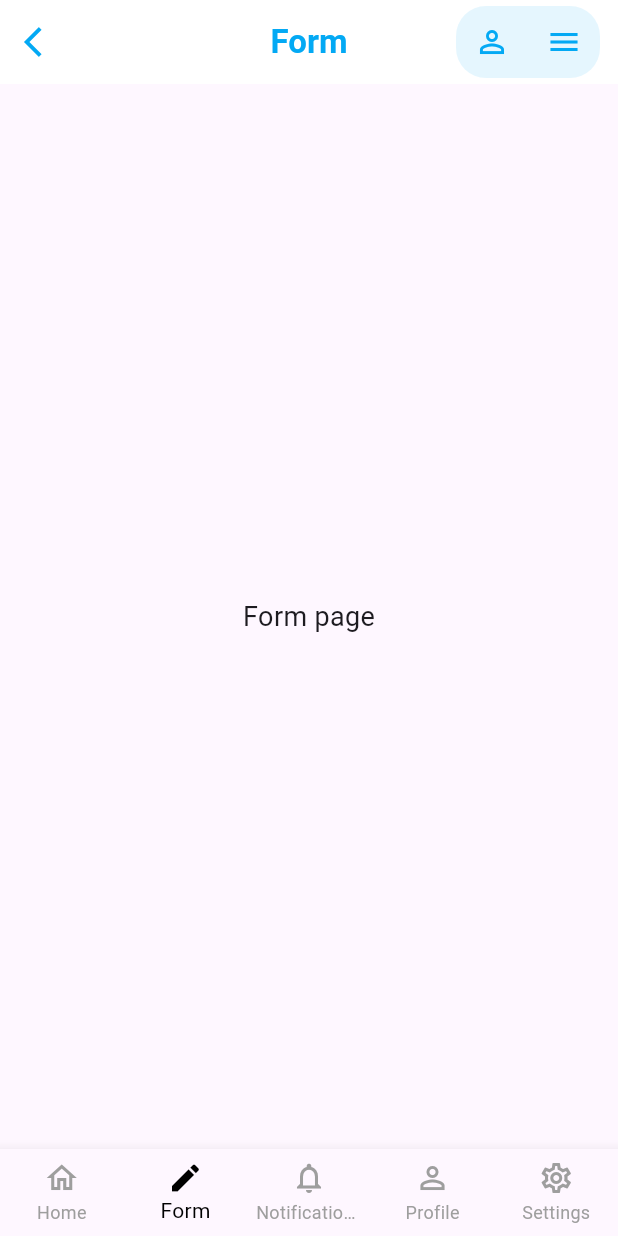
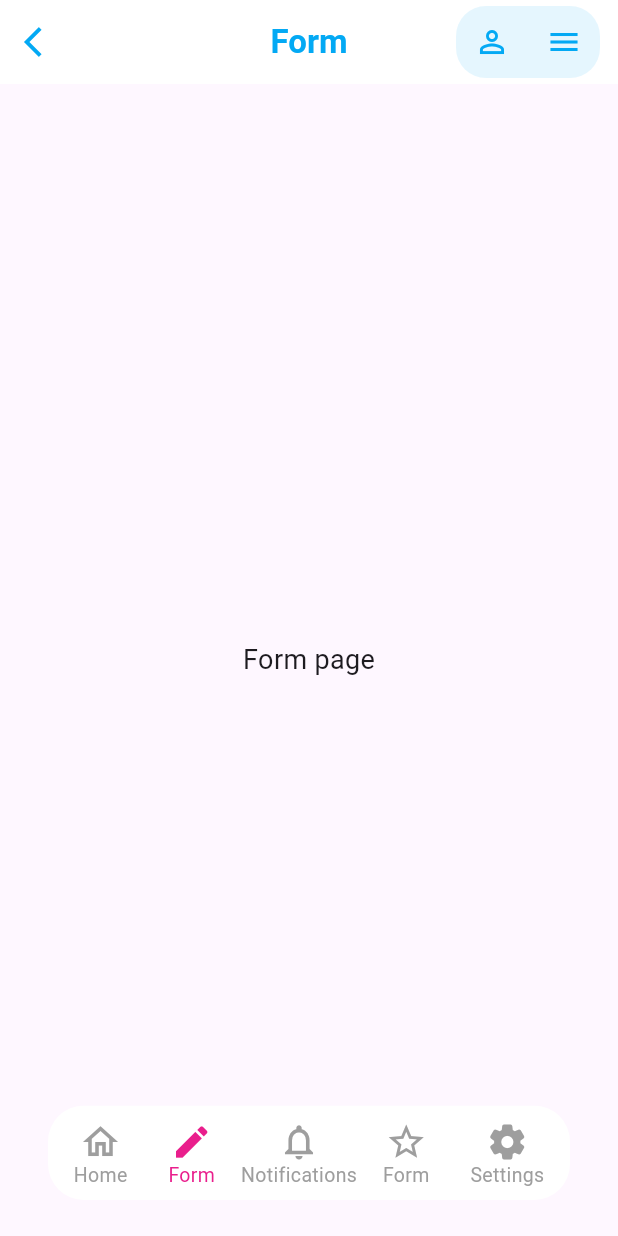
Before and after one commit to Vinay-dev16/FlutterAssesment, a Flutter app: the BottomNavShellPage screen opened directly, item 2 of the bottom bar chosen, on a phone screen of 412 x 824 dp. Run offline on Flutter 3.47's test engine with Material 3 defaults, Android fonts, the phone set to English and light mode, and no system bars; our stand-ins replace flutter_bloc, get_it; network calls fail.

Commit message:
Customized bottom navigation bar

```diff
--- a/lib/presentation/core/app_bottom_nav.dart
+++ b/lib/presentation/core/app_bottom_nav.dart
@@ -1,5 +1,6 @@
 import 'package:flutter/material.dart';
 
+import 'app_colors.dart';
 import 'app_strings.dart';
 
 class AppBottomNav extends StatelessWidget {
@@ -16,29 +17,71 @@ class AppBottomNav extends StatelessWidget {
 
   @override
   Widget build(BuildContext context) {
-    return BottomNavigationBar(
-      currentIndex: currentIndex,
-      onTap: onTap,
-      type: BottomNavigationBarType.fixed,
-      selectedItemColor: Colors.black,
-      unselectedItemColor: Colors.grey,
-      showUnselectedLabels: true,
-      items: [
-        const BottomNavigationBarItem(
-          icon: Icon(Icons.home_outlined),
-          activeIcon: Icon(Icons.home),
-          label: AppStrings.home,
+    return Padding(
+      padding: const EdgeInsets.all(16),
+      child: ClipRRect(
+        borderRadius: BorderRadius.circular(24),
+        child: Container(
+          color: Colors.white,
+          child: Row(
+            mainAxisAlignment: MainAxisAlignment.spaceEvenly,
+            children: [
+              _buildNavItem(0, Icons.home_outlined, Icons.home, AppStrings.home),
+              _buildNavItem(1, Icons.edit_outlined, Icons.edit, AppStrings.form),
+              _buildNotificationItem(),
+              _buildNavItem(3, Icons.star_outline, Icons.star, AppStrings.form),
+              _buildNavItem(4, Icons.settings_rounded, Icons.settings_sharp, AppStrings.settings),
+            ],
+          ),
         ),
-        const BottomNavigationBarItem(
-          icon: Icon(Icons.edit_outlined),
-          activeIcon: Icon(Icons.edit),
-          label: AppStrings.form,
+      ),
+    );
+  }
+
+  Widget _buildNavItem(int index, IconData icon, IconData activeIcon, String label) {
+    final isActive = currentIndex == index;
+    return GestureDetector(
+      onTap: () => onTap(index),
+      child: Padding(
+        padding: const EdgeInsets.all(10.0),
+        child: Column(
+          mainAxisSize: MainAxisSize.min,
+          children: [
+            Icon(
+              isActive ? activeIcon : icon,
+              color: isActive ? AppColors.bottomNavPink : Colors.grey,
+              size: 28,
+            ),
+            const SizedBox(height: 2),
+            Text(
+              label,
+              style: TextStyle(
+                fontSize: 13,
+                color: isActive ? AppColors.bottomNavPink : Colors.grey,
+                height: 1.0,
+              ),
+            ),
+          ],
         ),
-        BottomNavigationBarItem(
-          icon: Stack(
+      ),
+    );
+  }
+
+  Widget _buildNotificationItem() {
+    final isActive = currentIndex == 2;
+    return GestureDetector(
+      onTap: () => onTap(2),
+      child: Column(
+        mainAxisSize: MainAxisSize.min,
+        children: [
+          Stack(
             clipBehavior: Clip.none,
             children: [
-              const Icon(Icons.notifications_none),
+              Icon(
+                isActive ? Icons.notifications : Icons.notifications_none,
+                color: isActive ? AppColors.bottomNavPink : Colors.grey,
+                size: 28,
+              ),
               if (hasNotification)
                 Positioned(
                   right: -2,
@@ -54,38 +97,17 @@ class AppBottomNav extends StatelessWidget {
                 ),
             ],
           ),
-          activeIcon: Stack(
-            clipBehavior: Clip.none,
-            children: [
-              const Icon(Icons.notifications),
-              if (hasNotification)
-                Positioned(
-                  right: -2,
-                  top: -2,
-                  child: Container(
-                    width: 8,
-                    height: 8,
-                    decoration: const BoxDecoration(
-                      color: Colors.red,
-                      shape: BoxShape.circle,
-                    ),
-                  ),
-                ),
-            ],
+          const SizedBox(height: 2),
+          Text(
+            AppStrings.notifications,
+            style: TextStyle(
+              fontSize: 13,
+              color: isActive ? AppColors.bottomNavPink : Colors.grey,
+              height: 1.0,
+            ),
           ),
-          label: AppStrings.notifications,
-        ),
-        const BottomNavigationBarItem(
-          icon: Icon(Icons.person_outline),
-          activeIcon: Icon(Icons.person),
-          label: AppStrings.profile,
-        ),
-        const BottomNavigationBarItem(
-          icon: Icon(Icons.settings_outlined),
-          activeIcon: Icon(Icons.settings),
-          label: AppStrings.settings,
-        ),
-      ],
+        ],
+      ),
     );
   }
 }
--- a/lib/presentation/core/app_colors.dart
+++ b/lib/presentation/core/app_colors.dart
@@ -12,4 +12,6 @@ class AppColors {
 
   static const Color cardBackground = Colors.white;
   static const Color deleteIcon = Colors.red;
+
+  static const Color bottomNavPink = Color(0xFFE91E8C);
 }
--- a/lib/presentation/users/pages/bottom_nav_shell_page.dart
+++ b/lib/presentation/users/pages/bottom_nav_shell_page.dart
@@ -1,10 +1,10 @@
 import 'package:flutter/material.dart';
+import 'package:flutter_assesment/presentation/settings/pages/settings_page.dart';
 
 import '../../core/app_bottom_nav.dart';
 import '../../forms/pages/form_page.dart';
 import '../../notifications/pages/notifications_page.dart';
-import '../../profile/pages/profile_page.dart';
-import '../../settings/pages/settings_page.dart';
+import '../widgets/favorites_page.dart';
 import 'user_list_page.dart';
 
 class BottomNavShellPage extends StatefulWidget {
@@ -25,14 +25,20 @@ class _BottomNavShellPageState extends State<BottomNavShellPage> {
       const UserListPage(),
       const FormPage(),
       const NotificationsPage(),
-      const ProfilePage(),
-      const SettingsPage(),
+      const FavoritesPage(),
+      const SettingsPage()
     ];
 
     return Scaffold(
       backgroundColor: Colors.white,
-      body: pages[_currentIndex],
-      bottomNavigationBar: AppBottomNav(
+      body: Stack(
+        children: [
+          pages[_currentIndex],
+          Align(
+            alignment: Alignment.bottomCenter,
+            child: Padding(
+              padding: const EdgeInsets.only(left: 16, right: 16, bottom: 8),
+              child: AppBottomNav(
                 currentIndex: _currentIndex,
                 onTap: (index) {
                   setState(() {
@@ -40,6 +46,10 @@ class _BottomNavShellPageState extends State<BottomNavShellPage> {
                   });
                 },
               ),
+            ),
+          ),
+        ],
+      ),
     );
   }
 }
--- /dev/null
+++ b/lib/presentation/users/widgets/favorites_page.dart
@@ -0,0 +1,17 @@
+import 'package:flutter/material.dart';
+
+class FavoritesPage extends StatelessWidget {
+  const FavoritesPage({super.key});
+
+  @override
+  Widget build(BuildContext context) {
+    return Scaffold(
+      body: Center(
+        child: Text(
+          'Favorites page',
+          style: Theme.of(context).textTheme.bodyMedium,
+        ),
+      ),
+    );
+  }
+}
```
Lines whose indentation alone changed are shown as unchanged.
